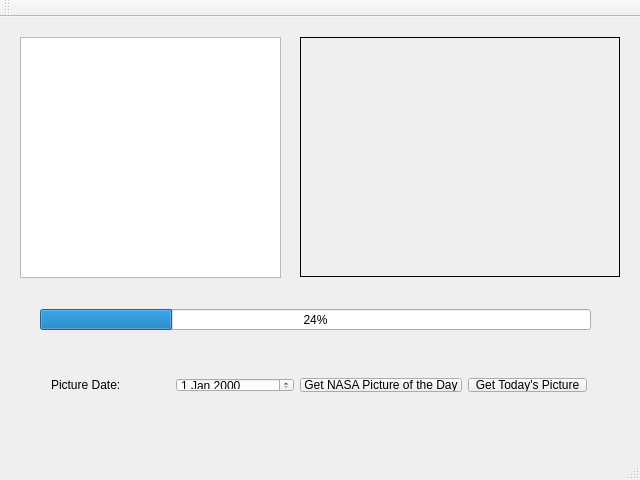
This is mainwindow.ui in dkbowers/apodviewer as Qt 5 draws it before an edit. The edited form follows.
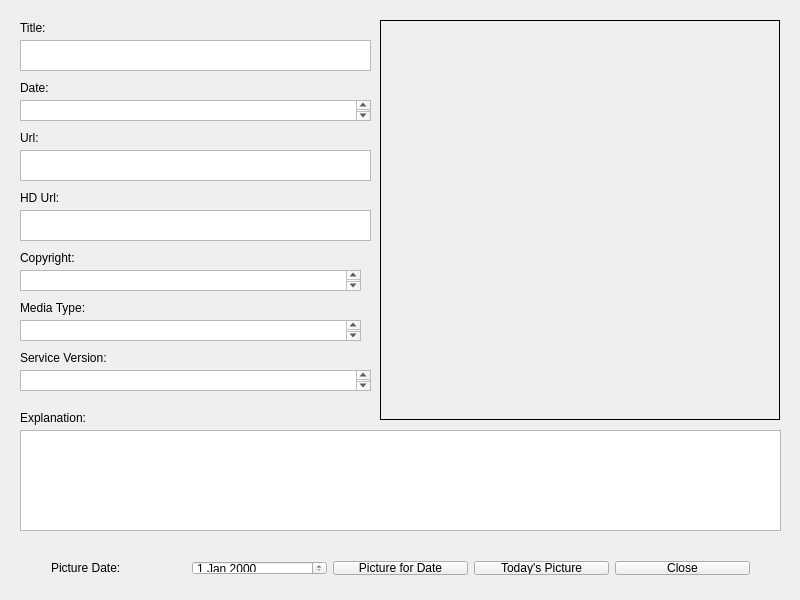
This is the edited form.

```diff
--- a/mainwindow.ui
+++ b/mainwindow.ui
@@ -6,8 +6,8 @@
    <rect>
     <x>0</x>
     <y>0</y>
-    <width>640</width>
-    <height>480</height>
+    <width>800</width>
+    <height>600</height>
    </rect>
   </property>
   <property name="windowTitle">
@@ -17,10 +17,10 @@
    <widget class="QLabel" name="pictureBox">
     <property name="geometry">
      <rect>
-      <x>300</x>
+      <x>380</x>
       <y>20</y>
-      <width>320</width>
-      <height>240</height>
+      <width>400</width>
+      <height>400</height>
      </rect>
     </property>
     <property name="frameShape">
@@ -34,31 +34,18 @@
     <property name="geometry">
      <rect>
       <x>20</x>
-      <y>20</y>
-      <width>261</width>
-      <height>241</height>
+      <y>430</y>
+      <width>761</width>
+      <height>101</height>
      </rect>
     </property>
    </widget>
-   <widget class="QProgressBar" name="progressBar">
+   <widget class="QWidget" name="layoutWidget">
     <property name="geometry">
      <rect>
       <x>40</x>
-      <y>292</y>
-      <width>551</width>
-      <height>21</height>
-     </rect>
-    </property>
-    <property name="value">
-     <number>24</number>
-    </property>
-   </widget>
-   <widget class="QWidget" name="">
-    <property name="geometry">
-     <rect>
-      <x>40</x>
-      <y>350</y>
-      <width>558</width>
+      <y>550</y>
+      <width>721</width>
       <height>36</height>
      </rect>
     </property>
@@ -76,29 +63,201 @@
      <item>
       <widget class="QPushButton" name="pushButton">
        <property name="text">
-        <string>Get NASA Picture of the Day</string>
+        <string>Picture for Date</string>
        </property>
       </widget>
      </item>
      <item>
       <widget class="QPushButton" name="pushButtonToday">
        <property name="text">
-        <string>Get Today's Picture</string>
+        <string>Today's Picture</string>
+       </property>
+      </widget>
+     </item>
+     <item>
+      <widget class="QPushButton" name="closeBtn">
+       <property name="text">
+        <string>Close</string>
        </property>
       </widget>
      </item>
     </layout>
    </widget>
+   <widget class="QLabel" name="label_2">
+    <property name="geometry">
+     <rect>
+      <x>20</x>
+      <y>410</y>
+      <width>91</width>
+      <height>16</height>
+     </rect>
+    </property>
+    <property name="text">
+     <string>Explanation:</string>
+    </property>
+   </widget>
+   <widget class="QLabel" name="label_3">
+    <property name="geometry">
+     <rect>
+      <x>20</x>
+      <y>80</y>
+      <width>59</width>
+      <height>16</height>
+     </rect>
+    </property>
+    <property name="text">
+     <string>Date:</string>
+    </property>
+   </widget>
+   <widget class="QLabel" name="label_4">
+    <property name="geometry">
+     <rect>
+      <x>20</x>
+      <y>250</y>
+      <width>81</width>
+      <height>16</height>
+     </rect>
+    </property>
+    <property name="text">
+     <string>Copyright:</string>
+    </property>
+   </widget>
+   <widget class="QLabel" name="label_5">
+    <property name="geometry">
+     <rect>
+      <x>20</x>
+      <y>190</y>
+      <width>59</width>
+      <height>16</height>
+     </rect>
+    </property>
+    <property name="text">
+     <string>HD Url:</string>
+    </property>
+   </widget>
+   <widget class="QLabel" name="label_6">
+    <property name="geometry">
+     <rect>
+      <x>20</x>
+      <y>300</y>
+      <width>91</width>
+      <height>16</height>
+     </rect>
+    </property>
+    <property name="text">
+     <string>Media Type:</string>
+    </property>
+   </widget>
+   <widget class="QLabel" name="label_7">
+    <property name="geometry">
+     <rect>
+      <x>20</x>
+      <y>350</y>
+      <width>131</width>
+      <height>16</height>
+     </rect>
+    </property>
+    <property name="text">
+     <string>Service Version:</string>
+    </property>
+   </widget>
+   <widget class="QLabel" name="label_8">
+    <property name="geometry">
+     <rect>
+      <x>20</x>
+      <y>20</y>
+      <width>59</width>
+      <height>16</height>
+     </rect>
+    </property>
+    <property name="text">
+     <string>Title:</string>
+    </property>
+   </widget>
+   <widget class="QLabel" name="label_9">
+    <property name="geometry">
+     <rect>
+      <x>20</x>
+      <y>130</y>
+      <width>59</width>
+      <height>16</height>
+     </rect>
+    </property>
+    <property name="text">
+     <string>Url:</string>
+    </property>
+   </widget>
+   <widget class="QTextEdit" name="textTitle">
+    <property name="geometry">
+     <rect>
+      <x>20</x>
+      <y>40</y>
+      <width>351</width>
+      <height>31</height>
+     </rect>
+    </property>
+   </widget>
+   <widget class="QTextEdit" name="textServiceVersion">
+    <property name="geometry">
+     <rect>
+      <x>20</x>
+      <y>370</y>
+      <width>351</width>
+      <height>21</height>
+     </rect>
+    </property>
+   </widget>
+   <widget class="QTextEdit" name="textMediaType">
+    <property name="geometry">
+     <rect>
+      <x>20</x>
+      <y>320</y>
+      <width>341</width>
+      <height>21</height>
+     </rect>
+    </property>
+   </widget>
+   <widget class="QTextEdit" name="textDate">
+    <property name="geometry">
+     <rect>
+      <x>20</x>
+      <y>100</y>
+      <width>351</width>
+      <height>21</height>
+     </rect>
+    </property>
+   </widget>
+   <widget class="QTextEdit" name="textUrl">
+    <property name="geometry">
+     <rect>
+      <x>20</x>
+      <y>150</y>
+      <width>351</width>
+      <height>31</height>
+     </rect>
+    </property>
+   </widget>
+   <widget class="QTextEdit" name="textCopyright">
+    <property name="geometry">
+     <rect>
+      <x>20</x>
+      <y>270</y>
+      <width>341</width>
+      <height>21</height>
+     </rect>
+    </property>
+   </widget>
+   <widget class="QTextEdit" name="textHDUrl">
+    <property name="geometry">
+     <rect>
+      <x>20</x>
+      <y>210</y>
+      <width>351</width>
+      <height>31</height>
+     </rect>
+    </property>
+   </widget>
   </widget>
-  <widget class="QToolBar" name="mainToolBar">
-   <attribute name="toolBarArea">
-    <enum>TopToolBarArea</enum>
-   </attribute>
-   <attribute name="toolBarBreak">
-    <bool>false</bool>
-   </attribute>
-  </widget>
-  <widget class="QStatusBar" name="statusBar"/>
  </widget>
  <layoutdefault spacing="6" margin="11"/>
  <resources/>
```
Left out of the diff: 5 changed lines with no effect on the pictures.
